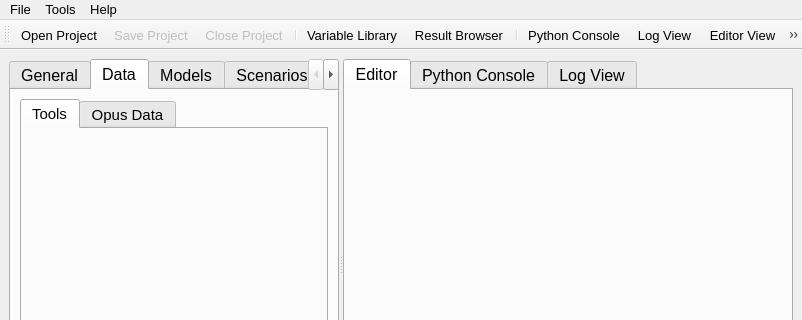
First picture: the form in opus_gui/main/views/mainwindow.ui, repository psrc/urbansim, before the edit; both pictures show x 0 to 802 and y 0 to 320 of the 802 by 499 pixel window.
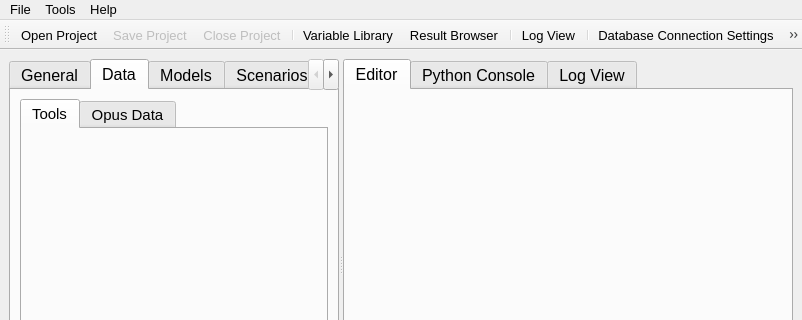
Second picture: the form after the edit. The open tabs and pages were chosen to show the change. Icons and pictures are not drawn.

Commit message: removed the editor and python console buttons

```diff
--- a/opus_gui/main/views/mainwindow.ui
+++ b/opus_gui/main/views/mainwindow.ui
@@ -375,9 +375,9 @@
    <property name="geometry" >
     <rect>
      <x>0</x>
-     <y>19</y>
+     <y>22</y>
      <width>802</width>
-     <height>30</height>
+     <height>32</height>
     </rect>
    </property>
    <property name="windowTitle" >
@@ -389,6 +389,9 @@
      <height>20</height>
     </size>
    </property>
+   <property name="toolButtonStyle" >
+    <enum>Qt::ToolButtonIconOnly</enum>
+   </property>
    <attribute name="toolBarArea" >
     <enum>TopToolBarArea</enum>
    </attribute>
@@ -402,9 +405,7 @@
    <addaction name="actVariableLibrary" />
    <addaction name="actLaunchResultBrowser" />
    <addaction name="separator" />
-   <addaction name="actPythonView" />
    <addaction name="actLogView" />
-   <addaction name="actEditorView" />
    <addaction name="separator" />
    <addaction name="actDatabaseSettings" />
    <addaction name="separator" />
```
Left out of the diff: 48 changed lines with no effect on the pictures. The commit also changes 1 other file.
